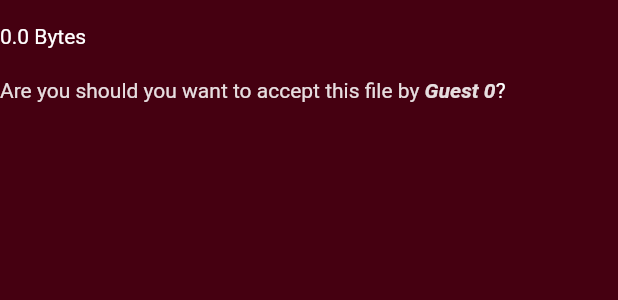
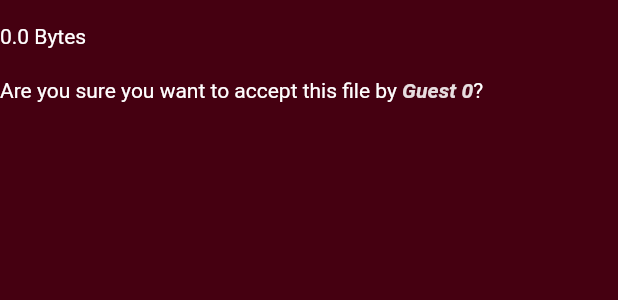
Before and after one commit to sonarwave/sonarwave, a Flutter app: the _ContentMiddle widget shown alone on an empty page, opened directly with empty values, on a phone screen of 412 x 824 dp. Shown: the top 300 px of the screen. Run offline on Flutter 3.47's test engine with Material 2 defaults, Android fonts, the phone set to English and light mode, and no system bars; drawn by our look-alikes of easy_rich_text; our stand-ins replace audioplayers, auto_route, file_picker, flutter_svg, freezed_annotation, get_it and 2 more; missing offline and left inert: cure, network_info_plus; statements that could not run were skipped; project files that could hold a hidden picture were left out.

Commit message:
Fixed a minor bug.

```diff
--- a/lib/features/room/components/file_transfer_request.dialog.dart
+++ b/lib/features/room/components/file_transfer_request.dialog.dart
@@ -92,7 +92,7 @@ class _ContentMiddle extends StatelessWidget {
         Text(_getBytesInFormat()),
         const Padding(padding: EdgeInsets.all(10.0)),
         EasyRichText(
-          "Are you should you want to accept this file by Guest ${file.sender.displayName}?",
+          "Are you sure you want to accept this file by Guest ${file.sender.displayName}?",
           patternList: [
             EasyRichTextPattern(
               targetString: "Are you should you want to accept this file by",
```
